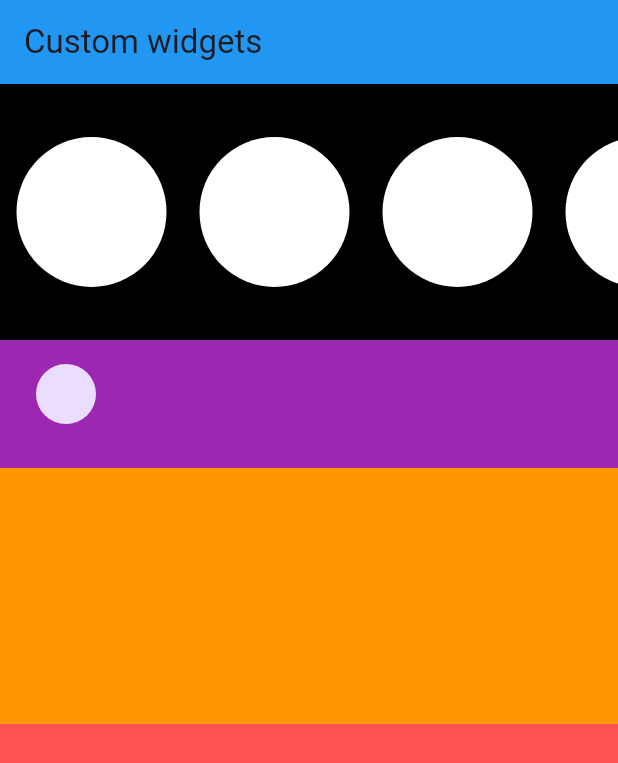
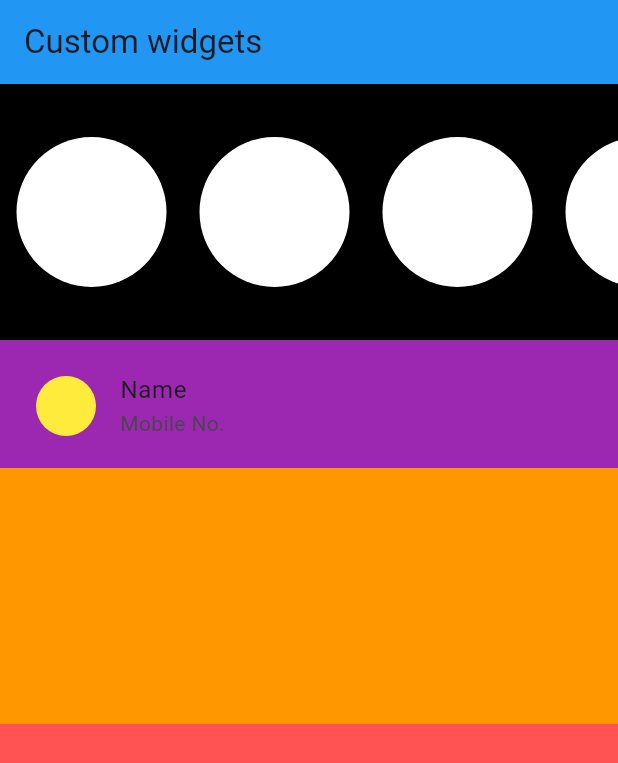
Before and after one commit to Piyushbhatt7/Flutter-Widgets, a Flutter app: the screen it shows after launch, on a phone screen of 412 x 824 dp. Shown: the top 763 px of the screen. Run offline on Flutter 3.47's test engine with Material 3 defaults, Android fonts, the light colour scheme and no system bars.

Commit message:
Custom widgets

```diff
--- a/lib/custom widgets.dart
+++ b/lib/custom widgets.dart
@@ -43,8 +43,11 @@ class custom_widget extends StatelessWidget {
             padding: const EdgeInsets.all(8.0),
             child: ListTile(
               leading: CircleAvatar(
+                 backgroundColor: Colors.yellow,
+              ),
 
-              ),
+              title: Text('Name'),
+              subtitle: Text('Mobile No.'),
             ),
             )
 
```
